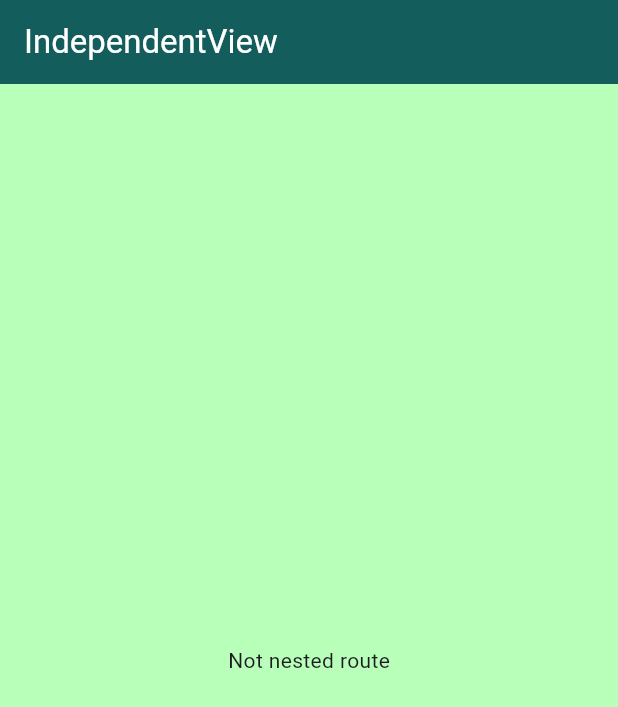
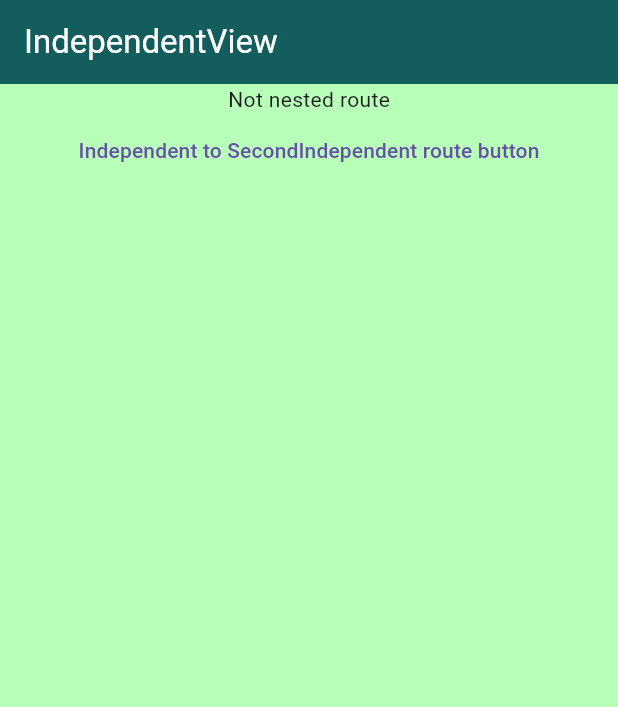
Before and after one commit to Slupshi/poc_navigation, a Flutter app: the IndependentView screen opened by its route, on a phone screen of 412 x 824 dp. Shown: the top 707 px of the screen. Run offline on Flutter 3.47's test engine with Material 3 defaults, Android fonts, the light colour scheme and no system bars; our stand-ins replace go_router.

Commit message:
feat: second independent view

```diff
--- a/lib/screens/independent_view.dart
+++ b/lib/screens/independent_view.dart
@@ -1,16 +1,27 @@
 import 'package:flutter/material.dart';
 import 'package:poc_navigation/custom_scaffold.dart';
+import 'package:poc_navigation/router.dart';
 
 class IndependentView extends StatelessWidget {
   const IndependentView({super.key});
 
   @override
   Widget build(BuildContext context) {
-    return const CustomScaffold(
+    return CustomScaffold(
       title: "IndependentView",
-      background: Color(0xFFB8FFBA),
+      background: const Color(0xFFB8FFBA),
       body: Center(
-        child: Text("Not nested route"),
+        child: Column(
+          children: [
+            const Text("Not nested route"),
+            TextButton(
+              child:
+                  const Text("Independent to SecondIndependent route button"),
+              onPressed: () =>
+                  const SecondIndependentViewRouteData(id: 987).push(context),
+            ),
+          ],
+        ),
       ),
     );
   }
```
Also changed, not shown: lib/router.dart (+25 -1 lines), lib/screens/second_independent_view.dart (added, +22 -0 lines), lib/router.g.dart.
